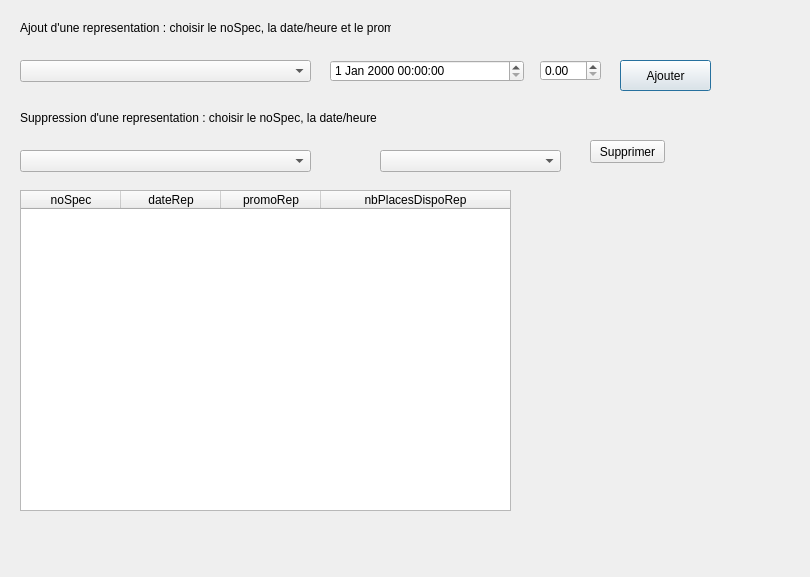
First picture: the form in gui/fct_comp_7.ui, repository Angrycranberie/CEBD-Projet_theatre, before the edit.
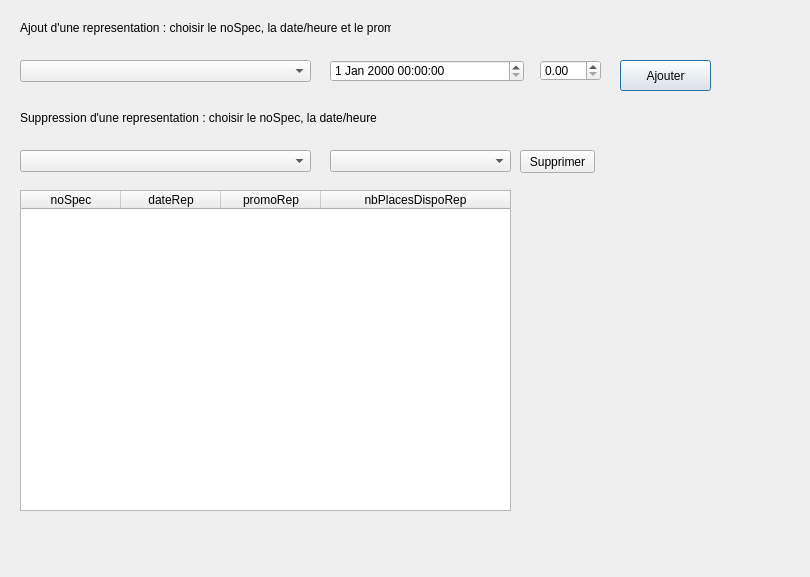
Second picture: the form after the edit.

Commit message: TODO 3.1 # INSERT AND DELETE FIX

Patch:
```diff
--- a/gui/fct_comp_7.ui
+++ b/gui/fct_comp_7.ui
@@ -31,7 +31,7 @@
     <rect>
      <x>10</x>
      <y>530</y>
-     <width>581</width>
+     <width>781</width>
      <height>20</height>
     </rect>
    </property>
@@ -124,8 +124,8 @@
   <widget class="QPushButton" name="pushButton_3">
    <property name="geometry">
     <rect>
-     <x>590</x>
-     <y>140</y>
+     <x>520</x>
+     <y>150</y>
      <width>75</width>
      <height>23</height>
     </rect>
@@ -137,7 +137,7 @@
   <widget class="QComboBox" name="comboBox_suppr_fct_comp_7_2">
    <property name="geometry">
     <rect>
-     <x>380</x>
+     <x>330</x>
      <y>150</y>
      <width>181</width>
      <height>22</height>
```
Left out of the diff: 17 changed lines with no effect on the pictures. The commit also changes 1 other file.
